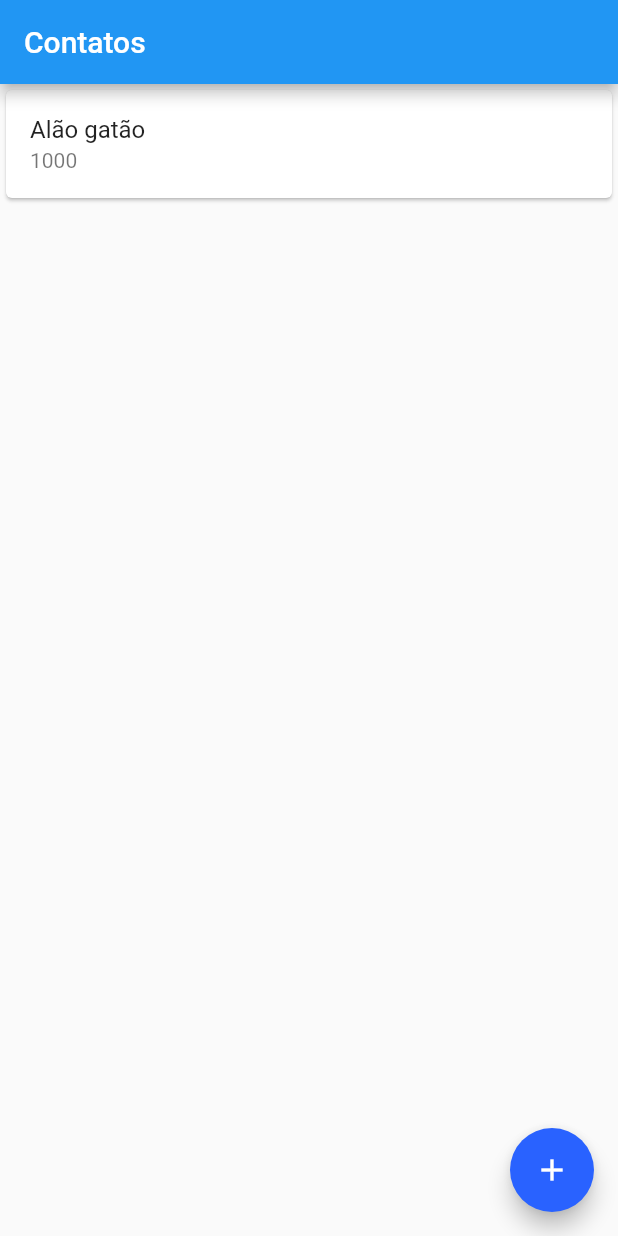
After one commit to konhevalic/bytebank, a Flutter app: the screen it shows after launch, after a tap on "Contatos", on a phone screen of 412 x 824 dp. The commit adds this screen. Run offline on Flutter 3.47's test engine with Material 2 defaults, Android fonts, the phone set to English and light mode, and no system bars.

Commit message:
implementando lista de contatos

```diff
--- a/lib/main.dart
+++ b/lib/main.dart
@@ -1,3 +1,4 @@
+import 'package:bytebank/screens/dashboard.dart';
 import 'package:flutter/material.dart';
 
 void main() {
@@ -11,6 +12,7 @@ class ByteBankApp extends StatelessWidget {
     return MaterialApp(
       debugShowCheckedModeBanner: false,
       theme: ThemeData(
+        //primaryColor: Colors.green[700],
         colorScheme: ColorScheme.fromSwatch(primarySwatch: Colors.green).copyWith(secondary: Colors.blueAccent[700]),
         buttonTheme: ButtonThemeData(
           buttonColor: Colors.blueAccent[700],
@@ -21,51 +23,3 @@ class ByteBankApp extends StatelessWidget {
     );
   }
 }
-
-class Dashboard extends StatelessWidget {
-  const Dashboard({Key? key}) : super(key: key);
-
-  @override
-  Widget build(BuildContext context) {
-    return Scaffold(
-        appBar: AppBar(
-          title: const Text('Dashboard'),
-        ),
-        body: Column(
-          mainAxisAlignment: MainAxisAlignment.spaceBetween,
-          crossAxisAlignment: CrossAxisAlignment.start,
-          children: [
-            Padding(
-              padding: const EdgeInsets.all(8.0),
-              child: Image.asset('./images/bytebank.jpeg'),
-            ),
-            Padding(
-              padding: const EdgeInsets.all(8.0),
-              child: Container(
-                padding: const EdgeInsets.all(8.0),
-                height: 100,
-                width: 150,
-                color: Colors.green[700],
-                child: Column(
-                  mainAxisAlignment: MainAxisAlignment.spaceBetween,
-                  crossAxisAlignment: CrossAxisAlignment.start,
-                  children: const [
-                    Icon(
-                      Icons.people,
-                      color: Colors.white),
-                    Text(
-                      'Contatos',
-                      style: TextStyle(
-                        color: Colors.white,
-                        fontSize: 18.0,
-                        ),
-                      )
-                  ],
-                ),
-              ),
-            )
-          ],
-        ),
-      );
-  }
-}
--- /dev/null
+++ b/lib/screens/dashboard.dart
@@ -0,0 +1,59 @@
+import 'package:bytebank/screens/lista_contatos.dart';
+import 'package:flutter/material.dart';
+
+class Dashboard extends StatelessWidget {
+  const Dashboard({Key? key}) : super(key: key);
+
+  @override
+  Widget build(BuildContext context) {
+    return Scaffold(
+        appBar: AppBar(
+          title: const Text('Dashboard'),
+        ),
+        body: Column(
+          mainAxisAlignment: MainAxisAlignment.spaceBetween,
+          crossAxisAlignment: CrossAxisAlignment.start,
+          children: [
+            Padding(
+              padding: const EdgeInsets.all(8.0),
+              child: Image.asset('./images/bytebank.jpeg'),
+            ),
+            Padding(
+              padding: const EdgeInsets.all(8.0),
+              child: Material(
+                color: Colors.green[700],
+                child: InkWell(
+                  onTap: () {
+                    Navigator.of(context).push(MaterialPageRoute(builder: (context) {
+                      return const ListaContatos();
+                    }));
+                  },
+                  child: Container(
+                    padding: const EdgeInsets.all(8.0),
+                    height: 100,
+                    width: 150,
+                    child: Column(
+                      mainAxisAlignment: MainAxisAlignment.spaceBetween,
+                      crossAxisAlignment: CrossAxisAlignment.start,
+                      children: const [
+                        Icon(
+                          Icons.people,
+                          color: Colors.white),
+                        Text(
+                          'Contatos',
+                          style: TextStyle(
+                            color: Colors.white,
+                            fontSize: 18.0,
+                            ),
+                          )
+                      ],
+                    ),
+                  ),
+                ),
+              ),
+            )
+          ],
+        ),
+      );
+  }
+}
--- /dev/null
+++ b/lib/screens/lista_contatos.dart
@@ -0,0 +1,36 @@
+import 'package:flutter/material.dart';
+
+class ListaContatos extends StatelessWidget {
+  const ListaContatos({ Key? key }) : super(key: key);
+
+  @override
+  Widget build(BuildContext context) {
+    return MaterialApp(
+      debugShowCheckedModeBanner: false,
+      theme: ThemeData(
+        colorScheme: ColorScheme.fromSwatch(primarySwatch: Colors.green).copyWith(secondary: Colors.blueAccent[700]),
+      ),
+      home: Scaffold(
+        appBar: AppBar(
+          title: const Text(
+            'Contatos'
+            ),
+          ),
+        body: ListView(
+          children: const [
+            Card(
+              child: ListTile(
+                title: Text('Alão gatão'),
+                subtitle: Text('1000'),
+                ),
+            )
+          ],
+        ),
+        floatingActionButton: FloatingActionButton(
+          onPressed: (){},
+          child: const Icon(Icons.add),
+        ),
+      ),
+    );
+  }
+}
```
